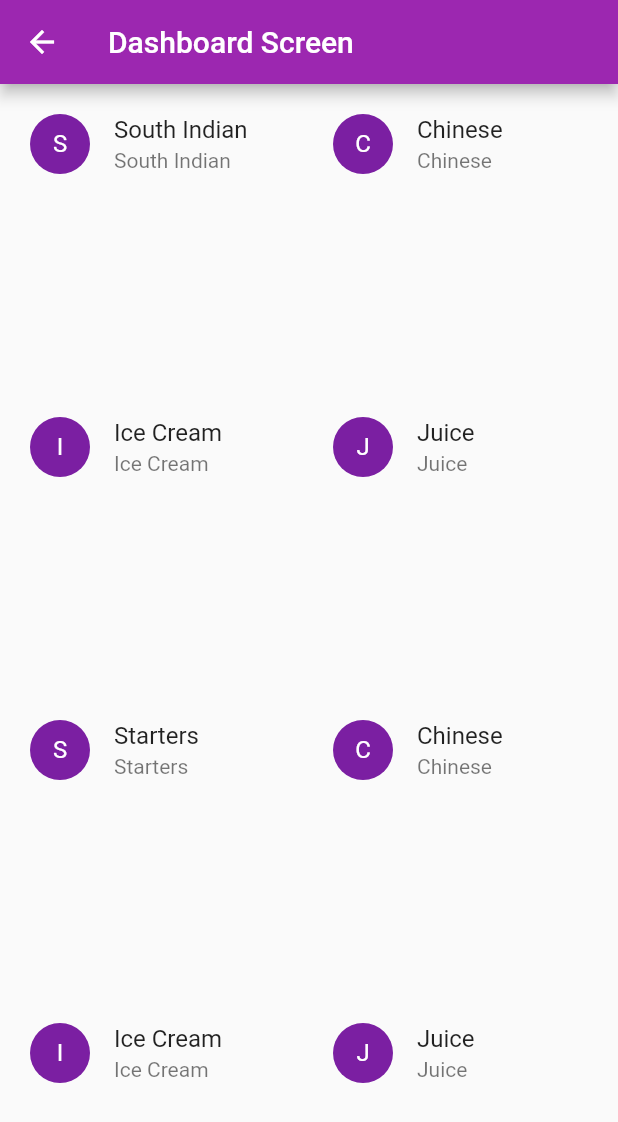
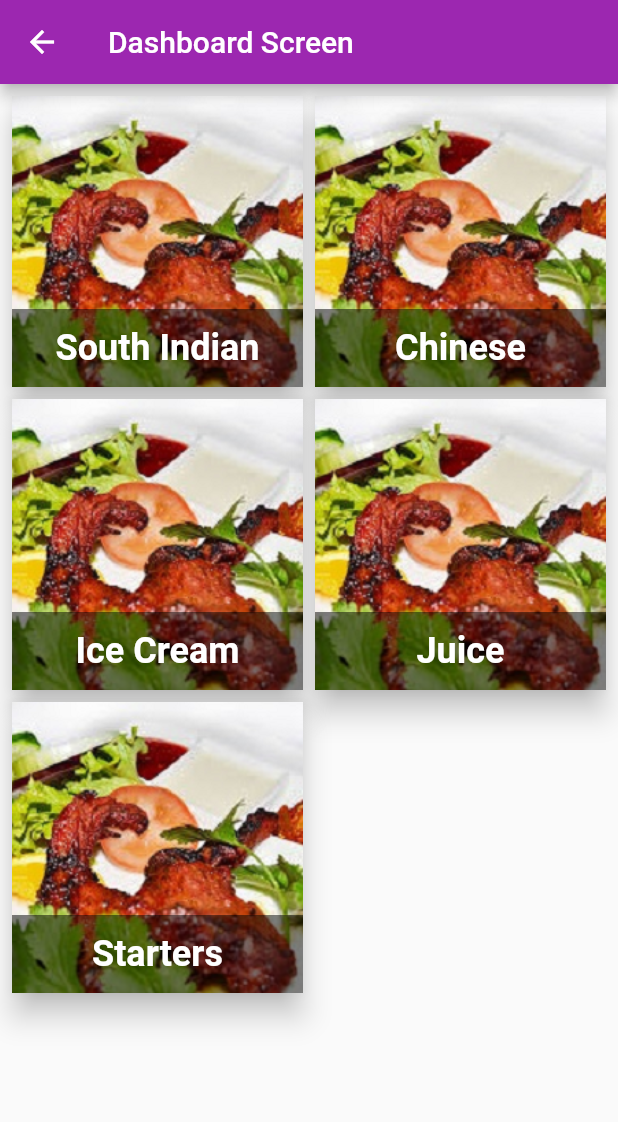
Before and after one commit to AthiraSasitharan/Flutter_LetsBegin, a Flutter app: the DashBoardScreen screen opened directly, on a phone screen of 412 x 824 dp. Shown: the top 1122 px of the screen. Run offline on Flutter 3.47's test engine with Material 2 defaults, Android fonts, the phone set to English and light mode, and no system bars.

Commit message:
Designed Grid view with image and test for Dashboard Screen

```diff
--- a/lib/DashBoardScreen.dart
+++ b/lib/DashBoardScreen.dart
@@ -43,9 +43,38 @@ class PlanentItem extends StatelessWidget {
 
   @override
   Widget build(BuildContext context) {
-    return ListTile(
-        leading: CircleAvatar(child: Text(item.name[0])),
-        title: Text(item.name),
-        subtitle: Text(item.name));
+    return GestureDetector(
+      onTap: () {},
+      child: Card(
+        elevation: 8,
+        child: Container(
+          decoration: BoxDecoration(
+            image: DecorationImage(
+              image: AssetImage("assets/images/starters.png"),
+              fit: BoxFit.cover,
+            ),
+          ),
+          alignment: Alignment.bottomCenter,
+          child: Container(
+              padding: EdgeInsets.all(12),
+              decoration: BoxDecoration(
+                color: Colors.black.withOpacity(0.5),
+              ),
+              child: Row(
+                mainAxisAlignment: MainAxisAlignment.center,
+                children: <Widget>[
+                  Text(
+                    item.name,
+                    style: TextStyle(
+                      fontSize: 24,
+                      color: Colors.white,
+                      fontWeight: FontWeight.bold,
+                    ),
+                  ),
+                ],
+              )),
+        ),
+      ),
+    );
   }
 }
--- a/lib/DataProvider.dart
+++ b/lib/DataProvider.dart
@@ -10,13 +10,5 @@ List getMainItemsList() {
   list.add(MainItems(name: "Ice Cream"));
   list.add(MainItems(name: "Juice"));
   list.add(MainItems(name: "Starters"));
-  list.add(MainItems(name: "Chinese"));
-  list.add(MainItems(name: "Ice Cream"));
-  list.add(MainItems(name: "Juice"));
-  list.add(MainItems(name: "Starters"));
-  list.add(MainItems(name: "Chinese"));
-  list.add(MainItems(name: "Ice Cream"));
-  list.add(MainItems(name: "Juice"));
-  list.add(MainItems(name: "Starters"));
   return list;
 }
```
